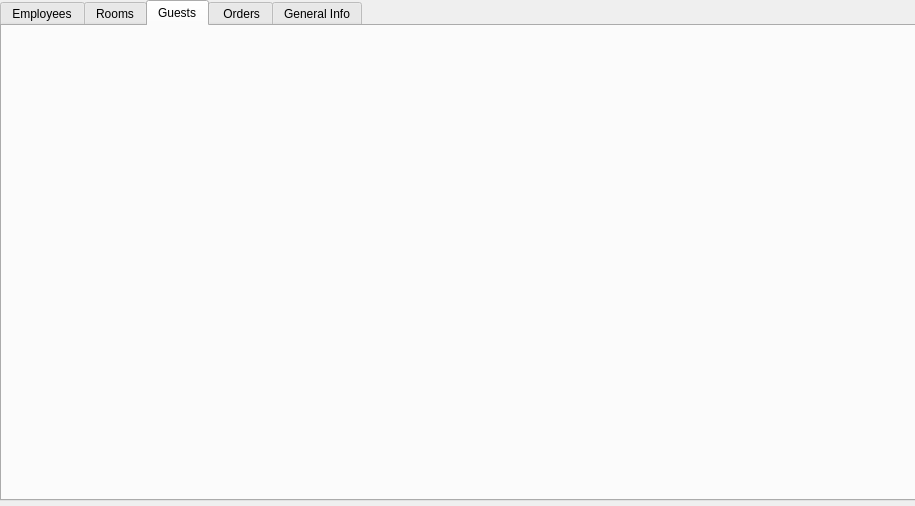
First picture: the form in client/ManagerView.ui, repository ZpmPower/Hotel_Network, before the edit.
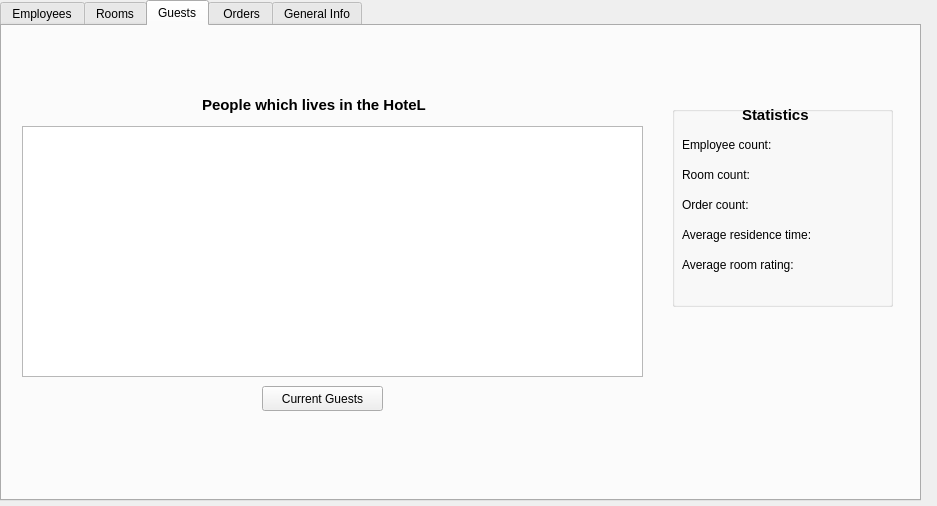
Second picture: the form after the edit. The open tabs and pages were chosen to show the change.

Commit message: Manager ready

```diff
--- a/client/ManagerView.ui
+++ b/client/ManagerView.ui
@@ -6,7 +6,7 @@
    <rect>
     <x>0</x>
     <y>0</y>
-    <width>915</width>
+    <width>937</width>
     <height>506</height>
    </rect>
   </property>
@@ -18,7 +18,7 @@
     <rect>
      <x>0</x>
      <y>0</y>
-     <width>1031</width>
+     <width>921</width>
      <height>501</height>
     </rect>
    </property>
@@ -1168,6 +1168,218 @@
     <attribute name="title">
      <string>Guests</string>
     </attribute>
+    <widget class="QTableWidget" name="currGuestsTbl">
+     <property name="geometry">
+      <rect>
+       <x>20</x>
+       <y>100</y>
+       <width>621</width>
+       <height>251</height>
+      </rect>
+     </property>
+     <property name="editTriggers">
+      <set>QAbstractItemView::NoEditTriggers</set>
+     </property>
+     <property name="showGrid">
+      <bool>true</bool>
+     </property>
+    </widget>
+    <widget class="QPushButton" name="currentGuests">
+     <property name="geometry">
+      <rect>
+       <x>260</x>
+       <y>360</y>
+       <width>121</width>
+       <height>25</height>
+      </rect>
+     </property>
+     <property name="text">
+      <string>Current Guests</string>
+     </property>
+    </widget>
+    <widget class="QLabel" name="label_2">
+     <property name="geometry">
+      <rect>
+       <x>200</x>
+       <y>70</y>
+       <width>251</width>
+       <height>17</height>
+      </rect>
+     </property>
+     <property name="font">
+      <font>
+       <pointsize>11</pointsize>
+       <weight>75</weight>
+       <bold>true</bold>
+      </font>
+     </property>
+     <property name="text">
+      <string>People which lives in the HoteL</string>
+     </property>
+    </widget>
+    <widget class="QGroupBox" name="groupBox">
+     <property name="geometry">
+      <rect>
+       <x>670</x>
+       <y>80</y>
+       <width>221</width>
+       <height>201</height>
+      </rect>
+     </property>
+     <property name="title">
+      <string/>
+     </property>
+     <widget class="QLabel" name="avgResidenceLbl">
+      <property name="geometry">
+       <rect>
+        <x>150</x>
+        <y>120</y>
+        <width>54</width>
+        <height>17</height>
+       </rect>
+      </property>
+      <property name="text">
+       <string/>
+      </property>
+     </widget>
+     <widget class="QLabel" name="label_8">
+      <property name="geometry">
+       <rect>
+        <x>10</x>
+        <y>120</y>
+        <width>141</width>
+        <height>17</height>
+       </rect>
+      </property>
+      <property name="text">
+       <string>Average residence time:</string>
+      </property>
+     </widget>
+     <widget class="QLabel" name="label_5">
+      <property name="geometry">
+       <rect>
+        <x>10</x>
+        <y>90</y>
+        <width>71</width>
+        <height>17</height>
+       </rect>
+      </property>
+      <property name="text">
+       <string>Order count:</string>
+      </property>
+     </widget>
+     <widget class="QLabel" name="roomCountLbl">
+      <property name="geometry">
+       <rect>
+        <x>90</x>
+        <y>60</y>
+        <width>54</width>
+        <height>17</height>
+       </rect>
+      </property>
+      <property name="text">
+       <string/>
+      </property>
+     </widget>
+     <widget class="QLabel" name="label_7">
+      <property name="geometry">
+       <rect>
+        <x>10</x>
+        <y>30</y>
+        <width>101</width>
+        <height>17</height>
+       </rect>
+      </property>
+      <property name="text">
+       <string>Employee count:</string>
+      </property>
+     </widget>
+     <widget class="QLabel" name="orderCountLbl">
+      <property name="geometry">
+       <rect>
+        <x>90</x>
+        <y>90</y>
+        <width>54</width>
+        <height>17</height>
+       </rect>
+      </property>
+      <property name="text">
+       <string/>
+      </property>
+     </widget>
+     <widget class="QLabel" name="employeeCountLbl">
+      <property name="geometry">
+       <rect>
+        <x>120</x>
+        <y>30</y>
+        <width>54</width>
+        <height>17</height>
+       </rect>
+      </property>
+      <property name="text">
+       <string/>
+      </property>
+     </widget>
+     <widget class="QLabel" name="label_6">
+      <property name="geometry">
+       <rect>
+        <x>10</x>
+        <y>60</y>
+        <width>81</width>
+        <height>17</height>
+       </rect>
+      </property>
+      <property name="text">
+       <string>Room count:</string>
+      </property>
+     </widget>
+     <widget class="QLabel" name="label_3">
+      <property name="geometry">
+       <rect>
+        <x>70</x>
+        <y>0</y>
+        <width>71</width>
+        <height>17</height>
+       </rect>
+      </property>
+      <property name="font">
+       <font>
+        <pointsize>11</pointsize>
+        <weight>75</weight>
+        <bold>true</bold>
+       </font>
+      </property>
+      <property name="text">
+       <string>Statistics</string>
+      </property>
+     </widget>
+     <widget class="QLabel" name="label_15">
+      <property name="geometry">
+       <rect>
+        <x>10</x>
+        <y>150</y>
+        <width>141</width>
+        <height>17</height>
+       </rect>
+      </property>
+      <property name="text">
+       <string>Average room rating:</string>
+      </property>
+     </widget>
+     <widget class="QLabel" name="avgRoomRatingLbl">
+      <property name="geometry">
+       <rect>
+        <x>150</x>
+        <y>150</y>
+        <width>54</width>
+        <height>17</height>
+       </rect>
+      </property>
+      <property name="text">
+       <string/>
+      </property>
+     </widget>
+    </widget>
    </widget>
    <widget class="QWidget" name="tabOrders">
     <attribute name="title">
```
Left out of the diff: 75 changed lines with no effect on the pictures. The commit also changes 12 other files.
